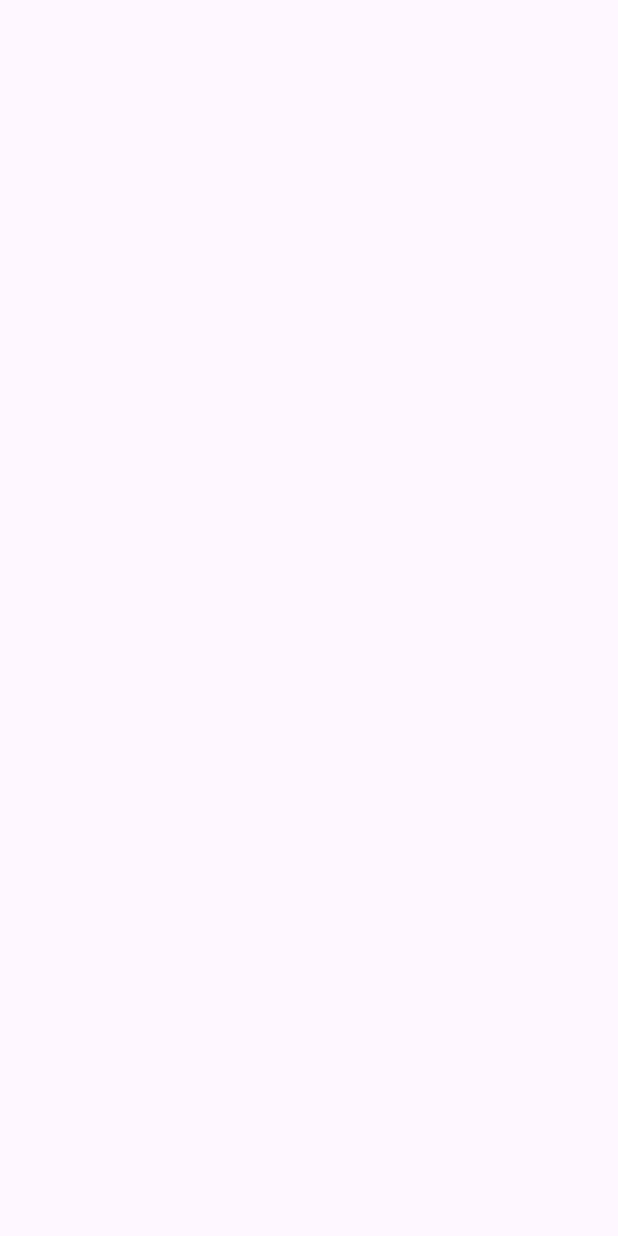
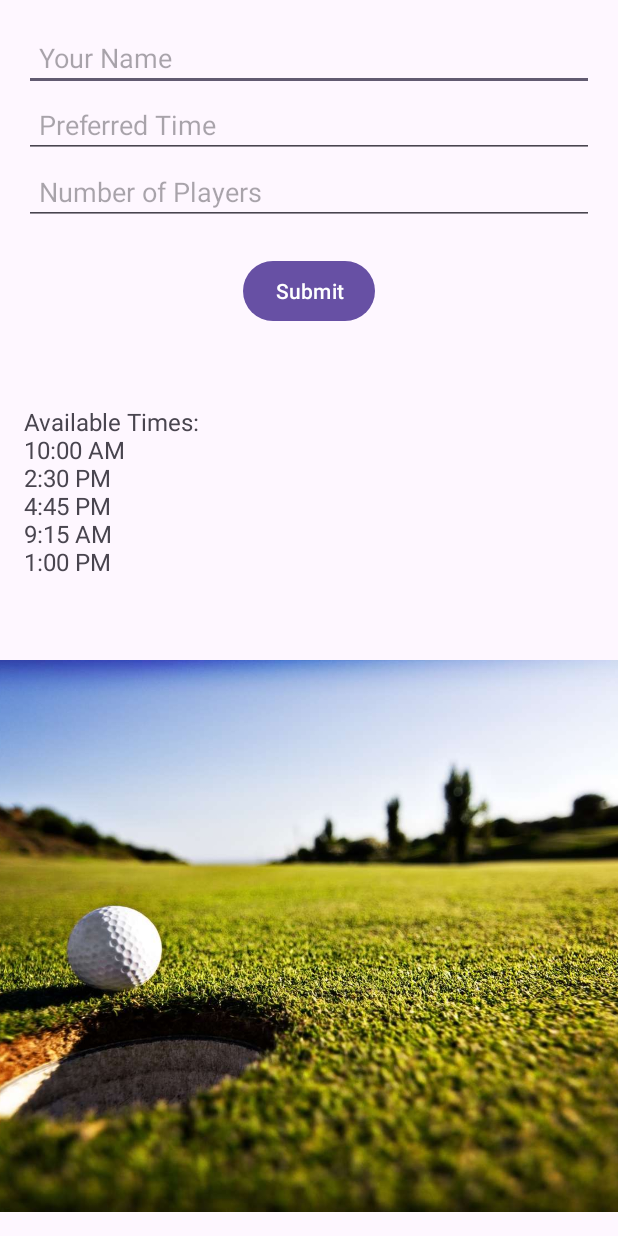
Before and after one commit to SamReilly01/Mobile-Assignment-App, an Android app: the TimesheetActivity screen opened directly, with no data from a screen before it, on a phone screen of 412 x 824 dp. Before the commit the screen is empty. Run offline under Robolectric (Android 15) with nearby library versions, the phone set to English and light mode, and no system bars.

Commit message:
Basic timesheet page done

```diff
--- a/app/src/main/java/com/example/assignment/TimesheetActivity.java
+++ b/app/src/main/java/com/example/assignment/TimesheetActivity.java
@@ -1,14 +1,89 @@
 package com.example.assignment;
 
 import android.os.Bundle;
+import android.view.View;
+import android.widget.Button;
+import android.widget.EditText;
+import android.widget.TextView;
 import androidx.appcompat.app.AppCompatActivity;
 
+import java.util.ArrayList;
+import java.util.List;
+import java.util.Random;
+
 public class TimesheetActivity extends AppCompatActivity {
+
+    private List<String> availableTimes;
+    private List<String> bookedTimes;
 
     @Override
     protected void onCreate(Bundle savedInstanceState) {
         super.onCreate(savedInstanceState);
-        // Set the layout for TimesheetActivity if needed
-        // setContentView(R.layout.activity_timesheet);
+        setContentView(R.layout.activity_timesheet);
+
+        // Initialize available and booked times
+        availableTimes = generateAvailableTimes();
+        bookedTimes = new ArrayList<>();
+
+        // Find views
+        EditText editTextName = findViewById(R.id.editTextName);
+        EditText editTextTime = findViewById(R.id.editTextTime);
+        EditText editTextPlayers = findViewById(R.id.editTextPlayers);
+        Button buttonSubmit = findViewById(R.id.buttonSubmit);
+        TextView textViewAvailableTimes = findViewById(R.id.textViewAvailableTimes);
+
+        // Display initial available times
+        textViewAvailableTimes.setText("Available Times:\n" + getAvailableTimesAsString());
+
+        // Handle button click
+        buttonSubmit.setOnClickListener(new View.OnClickListener() {
+            @Override
+            public void onClick(View view) {
+                // Retrieve entered values
+                String name = editTextName.getText().toString();
+                String time = editTextTime.getText().toString();
+                String players = editTextPlayers.getText().toString();
+
+                // Perform further processing or validation as needed
+                // For now, you can print the values
+                System.out.println("Name: " + name);
+                System.out.println("Time: " + time);
+                System.out.println("Players: " + players);
+
+                // Update available and booked times
+                updateTimes(time);
+
+                // Display updated available times
+                textViewAvailableTimes.setText("Available Times:\n" + getAvailableTimesAsString());
+            }
+        });
+    }
+
+    // Method to generate a list of available times
+    private List<String> generateAvailableTimes() {
+        List<String> times = new ArrayList<>();
+        // Generate some sample times for demonstration purposes
+        times.add("10:00 AM");
+        times.add("2:30 PM");
+        times.add("4:45 PM");
+        times.add("9:15 AM");
+        times.add("1:00 PM");
+        return times;
+    }
+
+    // Method to update available and booked times based on the selected time
+    private void updateTimes(String selectedTime) {
+        // For simplicity, remove the selected time from available times and add it to booked times
+        availableTimes.remove(selectedTime);
+        bookedTimes.add(selectedTime);
+    }
+
+    // Method to get available times as a formatted string
+    private String getAvailableTimesAsString() {
+        StringBuilder stringBuilder = new StringBuilder();
+        for (String time : availableTimes) {
+            stringBuilder.append(time).append("\n");
+        }
+        return stringBuilder.toString();
     }
 }
--- /dev/null
+++ b/app/src/main/res/layout/activity_timesheet.xml
@@ -0,0 +1,78 @@
+<!-- res/layout/activity_timesheet.xml -->
+
+<RelativeLayout xmlns:android="http://schemas.android.com/apk/res/android"
+    xmlns:tools="http://schemas.android.com/tools"
+    android:layout_width="match_parent"
+    android:layout_height="match_parent"
+    tools:context=".TimesheetActivity">
+
+    <!-- User Input Section -->
+    <LinearLayout
+        android:id="@+id/userInputSection"
+        android:layout_width="match_parent"
+        android:layout_height="wrap_content"
+        android:orientation="vertical"
+        android:padding="16dp">
+
+        <!-- Name EditText -->
+        <EditText
+            android:id="@+id/editTextName"
+            android:layout_width="match_parent"
+            android:layout_height="wrap_content"
+            android:hint="Your Name"
+            android:inputType="textPersonName"
+            android:padding="10dp"/>
+
+        <!-- Time EditText -->
+        <EditText
+            android:id="@+id/editTextTime"
+            android:layout_width="match_parent"
+            android:layout_height="wrap_content"
+            android:hint="Preferred Time"
+            android:inputType="text"
+            android:padding="10dp"/>
+
+        <!-- Players EditText -->
+        <EditText
+            android:id="@+id/editTextPlayers"
+            android:layout_width="match_parent"
+            android:layout_height="wrap_content"
+            android:hint="Number of Players"
+            android:inputType="number"
+            android:padding="10dp"/>
+
+        <!-- Submit Button -->
+        <Button
+            android:id="@+id/buttonSubmit"
+            android:layout_width="wrap_content"
+            android:layout_height="wrap_content"
+            android:text="Submit"
+            android:layout_marginTop="20dp"
+            android:layout_gravity="center"
+            android:padding="10dp"/>
+    </LinearLayout>
+
+    <!-- Available Times Section -->
+    <TextView
+        android:id="@+id/textViewAvailableTimes"
+        android:layout_width="match_parent"
+        android:layout_height="wrap_content"
+        android:layout_below="@id/userInputSection"
+        android:layout_marginTop="20dp"
+        android:padding="16dp"
+        android:text="Available Times Will Be Displayed Here"
+        android:textSize="16sp"/>
+
+    <!-- Image at the bottom -->
+    <ImageView
+        android:id="@+id/imageViewBottom"
+        android:layout_width="match_parent"
+        android:layout_height="wrap_content"
+        android:layout_below="@id/textViewAvailableTimes"
+        android:layout_alignParentBottom="true"
+        android:layout_marginBottom="16dp"
+        android:layout_marginTop="20dp"
+        android:src="@drawable/timesheet_image"
+        android:scaleType="centerCrop" />
+
+</RelativeLayout>
```
Also changed, not shown: app/src/main/res/drawable/timesheet_image.jpg (added).
